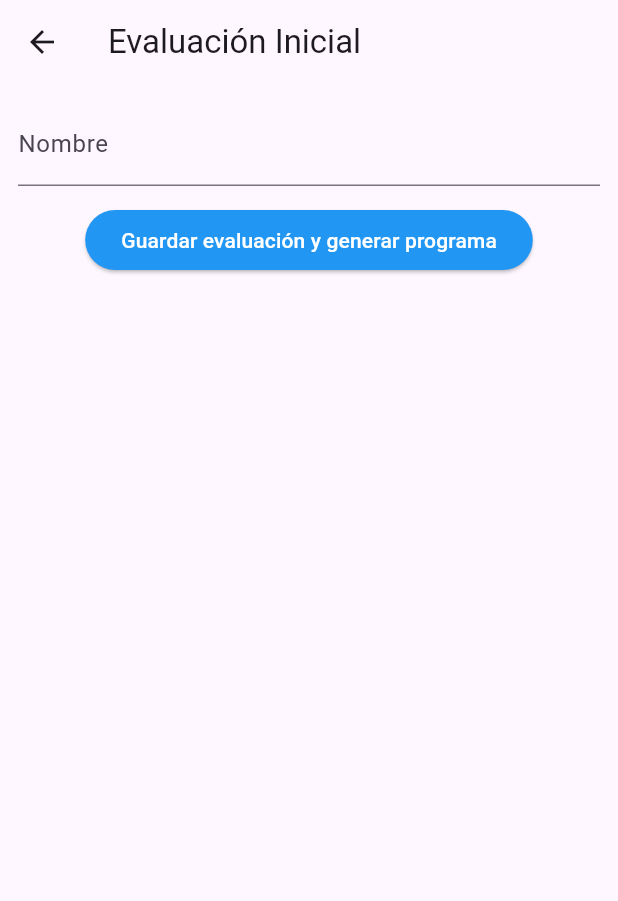
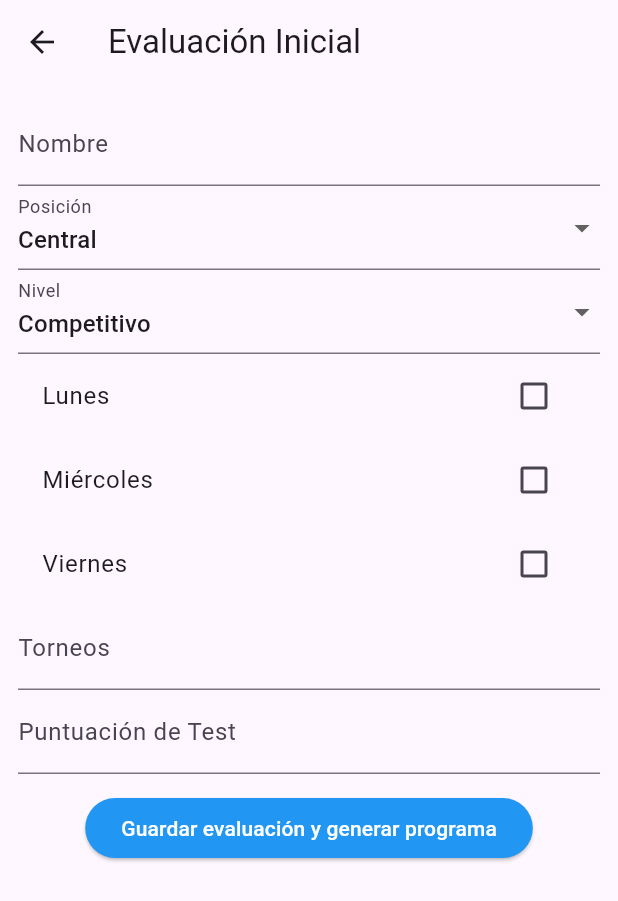
Before and after one commit to whatebria/VoleyApp, a Flutter app: the EvaluationScreen screen opened by its route, on a phone screen of 412 x 824 dp. Shown: the top 901 px of the screen. Run offline on Flutter 3.47's test engine with Material 3 defaults, Android fonts, the phone set to English and light mode, and no system bars; our stand-ins replace cloud_firestore, cloud_functions, firebase_auth, firebase_core, flutter_riverpod; accounts and stored records are empty.

Commit message:
feat(evaluation): add real input creation functionality

```diff
--- a/voley_app/lib/src/screens/onboarding/evaluation_screen.dart
+++ b/voley_app/lib/src/screens/onboarding/evaluation_screen.dart
@@ -14,7 +14,15 @@ class EvaluationScreen extends ConsumerStatefulWidget {
 
 class _EvaluationScreenState extends ConsumerState<EvaluationScreen> {
   final nameCtrl = TextEditingController();
+  final positionCtrl = TextEditingController();
+  final levelCtrl = TextEditingController();
+  final testScoreCtrl = TextEditingController();
+  final tournamentCtrl = TextEditingController();
   final uuid = Uuid();
+
+  String selectedPosition = 'Central';
+  String selectedLevel = 'Competitivo';
+  List<String> selectedDays = [];
 
   @override
   Widget build(BuildContext context) {
@@ -24,21 +32,90 @@ class _EvaluationScreenState extends ConsumerState<EvaluationScreen> {
         padding: const EdgeInsets.all(12.0),
         child: Column(children: [
           TextField(controller: nameCtrl, decoration: InputDecoration(labelText: 'Nombre')),
-          // aquí agregarías campos complejos para tests, nivel, posición, disponibilidad, torneos...
+          DropdownButtonFormField<String>(
+            value: selectedPosition,
+            items: ['Central', 'Libero', 'Punta', 'Opuesto'].map((String value) {
+              return DropdownMenuItem<String>(
+                value: value,
+                child: Text(value),
+              );
+            }).toList(),
+            onChanged: (newValue) {
+              setState(() {
+                selectedPosition = newValue!;
+              });
+            },
+            decoration: InputDecoration(labelText: 'Posición'),
+          ),
+          DropdownButtonFormField<String>(
+            value: selectedLevel,
+            items: ['Competitivo', 'Recreativo'].map((String value) {
+              return DropdownMenuItem<String>(
+                value: value,
+                child: Text(value),
+              );
+            }).toList(),
+            onChanged: (newValue) {
+              setState(() {
+                selectedLevel = newValue!;
+              });
+            },
+            decoration: InputDecoration(labelText: 'Nivel'),
+          ),
+          CheckboxListTile(
+            title: const Text('Lunes'),
+            value: selectedDays.contains('Lunes'),
+            onChanged: (bool? value) {
+              setState(() {
+                if (value == true) {
+                  selectedDays.add('Lunes');
+                } else {
+                  selectedDays.remove('Lunes');
+                }
+              });
+            },
+          ),
+          CheckboxListTile(
+            title: const Text('Miércoles'),
+            value: selectedDays.contains('Miércoles'),
+            onChanged: (bool? value) {
+              setState(() {
+                if (value == true) {
+                  selectedDays.add('Miércoles');
+                } else {
+                  selectedDays.remove('Miércoles');
+                }
+              });
+            },
+          ),
+          CheckboxListTile(
+            title: const Text('Viernes'),
+            value: selectedDays.contains('Viernes'),
+            onChanged: (bool? value) {
+              setState(() {
+                if (value == true) {
+                  selectedDays.add('Viernes');
+                } else {
+                  selectedDays.remove('Viernes');
+                }
+              });
+            },
+          ),
+          TextField(controller: tournamentCtrl, decoration: InputDecoration(labelText: 'Torneos')),
+          TextField(controller: testScoreCtrl, decoration: InputDecoration(labelText: 'Puntuación de Test')),
           const SizedBox(height: 12),
           ElevatedButton(
             onPressed: () {
-              // crear un profile demo rápido (reemplazar por inputs reales)
               final profile = PlayerProfile(
                 id: uuid.v4(),
                 name: nameCtrl.text.isEmpty ? 'Jugadora Demo' : nameCtrl.text,
-                position: 'Central',
-                level: 'Competitivo',
+                position: selectedPosition,
+                level: selectedLevel,
                 goals: ['salto', 'fuerza'],
                 injuries: [],
-                availability: Availability(trainingDays: ['Lunes', 'Miércoles', 'Viernes'], sessionMinutes: 90),
-                evaluation: EvaluationResult(testScores: {'salto': 34.0}, strengths: ['potencia'], weaknesses: ['resistencia']),
-                tournaments: [],
+                availability: Availability(trainingDays: selectedDays, sessionMinutes: 90),
+                evaluation: EvaluationResult(testScores: {'salto': double.tryParse(testScoreCtrl.text) ?? 0.0}, strengths: ['potencia'], weaknesses: ['resistencia']),
+                tournaments: tournamentCtrl.text.split(','),
               );
               ref.read(playerProfileProvider.notifier).state = profile;
               Navigator.pushNamed(context, '/generate');
```
